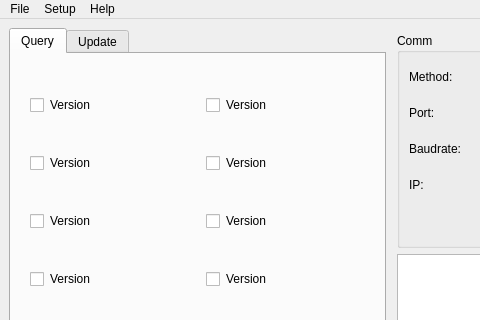
Above: zevision_comm.ui from xmartinly/zcomm before the change; both pictures show x 0 to 480 and y 0 to 320 of the 800 by 600 pixel window. Below: the same form after it.
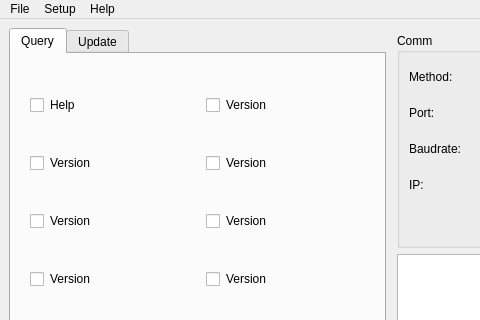
That is the form after the change. The open tabs and pages were chosen to show the change. Custom widgets are drawn as their Qt base class.

Commit message: 3900X-LY\eet4  20230628.225308

```diff
--- a/zevision_comm.ui
+++ b/zevision_comm.ui
@@ -278,7 +278,7 @@
            </size>
           </property>
           <property name="text">
-           <string>Version</string>
+           <string>Help</string>
           </property>
          </widget>
         </item>
```
Left out of the diff: 4 changed lines with no effect on the pictures.
